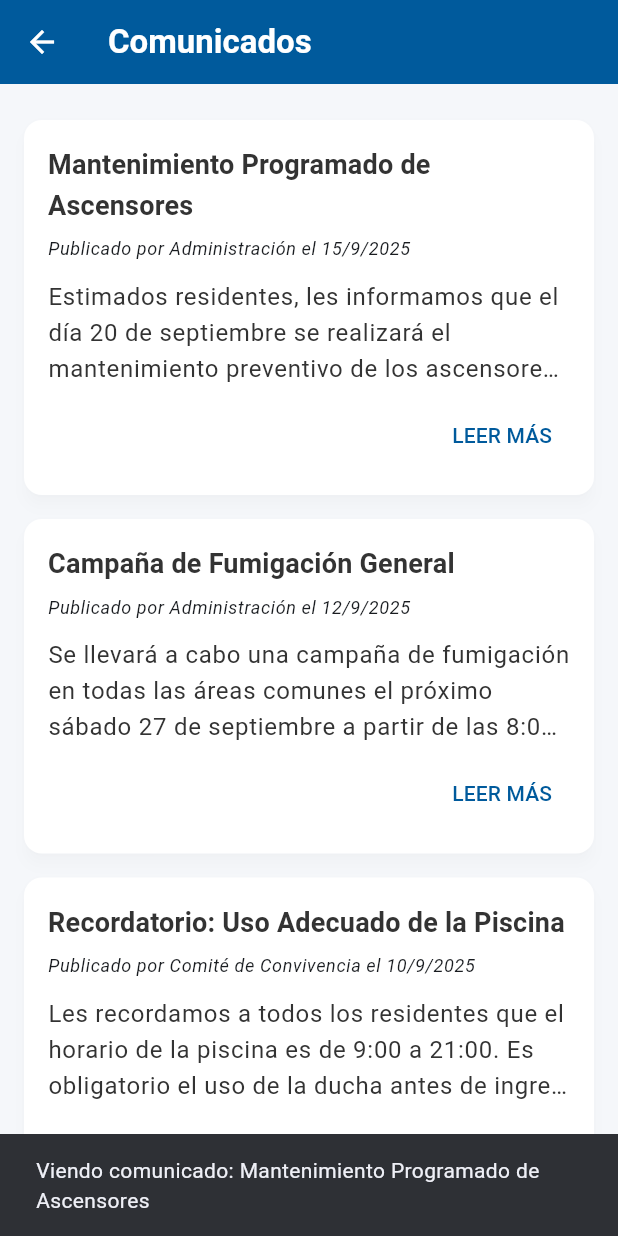
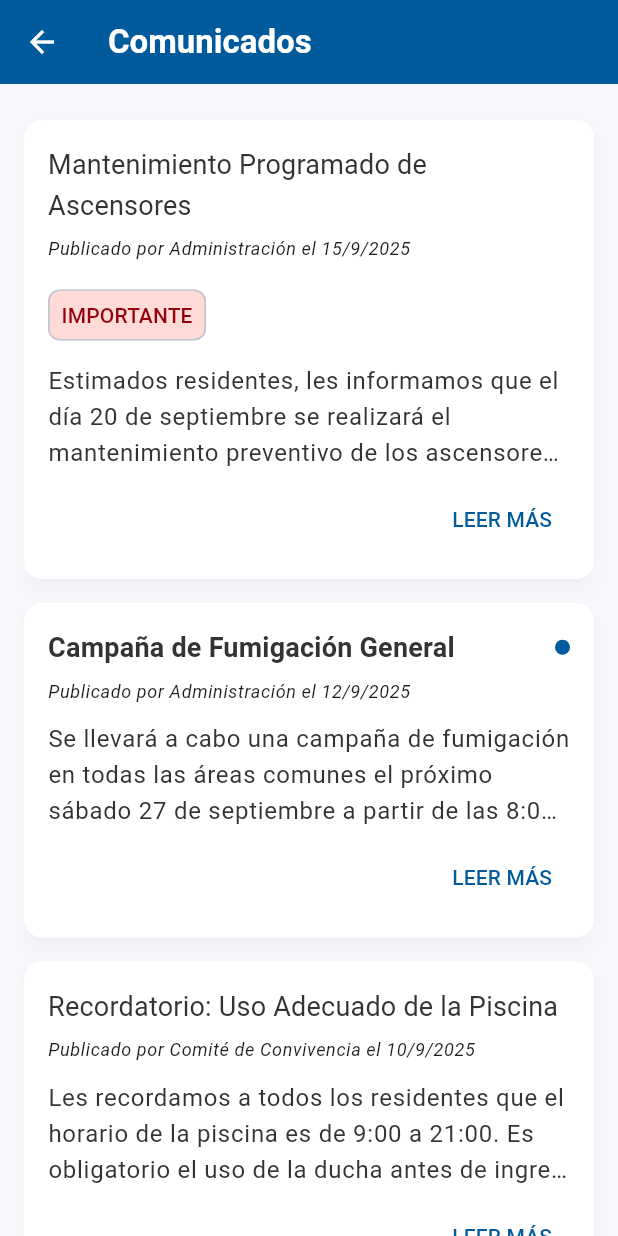
Before and after one commit to davidgarciacaballero0-dot/smart-condominious-si2, a Flutter app: the CommunicationsPage screen opened directly, after a tap on "LEER MÁS", on a phone screen of 412 x 824 dp. Run offline on Flutter 3.47's test engine with Material 3 defaults, Android fonts, the phone set to English and light mode, and no system bars; our stand-ins replace table_calendar.

Commit message:
feat: Desarrolla UI del módulo de comunicados con estados

```diff
--- a/app/lib/communications_page.dart
+++ b/app/lib/communications_page.dart
@@ -1,5 +1,6 @@
 import 'package:flutter/material.dart';
-import '../models/announcement_model.dart'; // <-- 1. Importamos nuestro nuevo modelo
+
+import '../models/announcement_model.dart';
 
 class CommunicationsPage extends StatefulWidget {
   const CommunicationsPage({super.key});
@@ -9,7 +10,7 @@ class CommunicationsPage extends StatefulWidget {
 }
 
 class _CommunicationsPageState extends State<CommunicationsPage> {
-  // --- 2. CREAMOS NUESTRA LISTA DE DATOS DE PRUEBA ---
+  // --- DATOS DE PRUEBA ACTUALIZADOS CON LOS NUEVOS ESTADOS ---
   final List<Announcement> _announcements = [
     Announcement(
       id: '1',
@@ -18,6 +19,8 @@ class _CommunicationsPageState extends State<CommunicationsPage> {
           'Estimados residentes, les informamos que el día 20 de septiembre se realizará el mantenimiento preventivo de los ascensores de la Torre A. El servicio estará suspendido de 9:00 a 13:00. Agradecemos su comprensión.',
       date: DateTime(2025, 9, 15),
       author: 'Administración',
+      isImportant: true, // Marcado como importante
+      isRead: false,
     ),
     Announcement(
       id: '2',
@@ -26,6 +29,7 @@ class _CommunicationsPageState extends State<CommunicationsPage> {
           'Se llevará a cabo una campaña de fumigación en todas las áreas comunes el próximo sábado 27 de septiembre a partir de las 8:00. Se recomienda mantener ventanas cerradas durante el proceso.',
       date: DateTime(2025, 9, 12),
       author: 'Administración',
+      isRead: false,
     ),
     Announcement(
       id: '3',
@@ -34,8 +38,16 @@ class _CommunicationsPageState extends State<CommunicationsPage> {
           'Les recordamos a todos los residentes que el horario de la piscina es de 9:00 a 21:00. Es obligatorio el uso de la ducha antes de ingresar. Por favor, sigamos las normas para el disfrute de todos.',
       date: DateTime(2025, 9, 10),
       author: 'Comité de Convivencia',
+      isRead: true, // Marcado como ya leído
     ),
   ];
+
+  void _markAsRead(String id) {
+    setState(() {
+      final announcement = _announcements.firstWhere((a) => a.id == id);
+      announcement.isRead = true;
+    });
+  }
 
   @override
   Widget build(BuildContext context) {
@@ -43,28 +55,40 @@ class _CommunicationsPageState extends State<CommunicationsPage> {
       appBar: AppBar(
         title: const Text('Comunicados'),
       ),
-      // --- 3. CONSTRUIMOS LA LISTA VISUAL ---
       body: ListView.builder(
         padding: const EdgeInsets.all(16.0),
         itemCount: _announcements.length,
         itemBuilder: (context, index) {
           final announcement = _announcements[index];
-          return AnnouncementCard(announcement: announcement);
+          return AnnouncementCard(
+            announcement: announcement,
+            onReadMore: () => _markAsRead(announcement.id),
+          );
         },
       ),
     );
   }
 }
 
-// --- 4. WIDGET REUTILIZABLE PARA CADA COMUNICADO ---
 class AnnouncementCard extends StatelessWidget {
   final Announcement announcement;
+  final VoidCallback onReadMore;
 
-  const AnnouncementCard({super.key, required this.announcement});
+  const AnnouncementCard({
+    super.key,
+    required this.announcement,
+    required this.onReadMore,
+  });
 
   @override
   Widget build(BuildContext context) {
     final textTheme = Theme.of(context).textTheme;
+    final colorScheme = Theme.of(context).colorScheme;
+
+    // --- LÓGICA VISUAL PARA LOS ESTADOS ---
+    final titleStyle = textTheme.titleMedium?.copyWith(
+      fontWeight: announcement.isRead ? FontWeight.normal : FontWeight.bold,
+    );
 
     return Card(
       child: Padding(
@@ -72,11 +96,24 @@ class AnnouncementCard extends StatelessWidget {
         child: Column(
           crossAxisAlignment: CrossAxisAlignment.start,
           children: [
-            // Título del comunicado
-            Text(
-              announcement.title,
-              style:
-                  textTheme.titleMedium?.copyWith(fontWeight: FontWeight.bold),
+            Row(
+              mainAxisAlignment: MainAxisAlignment.spaceBetween,
+              children: [
+                // Título del comunicado
+                Expanded(
+                  child: Text(announcement.title, style: titleStyle),
+                ),
+                // Indicador de "Sin Leer"
+                if (!announcement.isRead)
+                  Container(
+                    width: 10,
+                    height: 10,
+                    decoration: BoxDecoration(
+                      color: colorScheme.primary,
+                      shape: BoxShape.circle,
+                    ),
+                  ),
+              ],
             ),
             const SizedBox(height: 8.0),
             // Autor y Fecha
@@ -85,13 +122,23 @@ class AnnouncementCard extends StatelessWidget {
               style: textTheme.bodySmall?.copyWith(fontStyle: FontStyle.italic),
             ),
             const SizedBox(height: 12.0),
+            // Etiqueta de "Importante"
+            if (announcement.isImportant)
+              Padding(
+                padding: const EdgeInsets.only(bottom: 8.0),
+                child: Chip(
+                  label: const Text('IMPORTANTE'),
+                  backgroundColor: colorScheme.errorContainer,
+                  labelStyle: TextStyle(color: colorScheme.onErrorContainer),
+                  padding: EdgeInsets.zero,
+                ),
+              ),
             // Contenido del comunicado
             Text(
               announcement.content,
               style: textTheme.bodyLarge,
-              maxLines: 3, // Mostramos solo un extracto
-              overflow:
-                  TextOverflow.ellipsis, // Añade "..." si el texto es muy largo
+              maxLines: 3,
+              overflow: TextOverflow.ellipsis,
             ),
             const SizedBox(height: 8.0),
             // Botón para leer más
@@ -99,11 +146,7 @@ class AnnouncementCard extends StatelessWidget {
               alignment: Alignment.centerRight,
               child: TextButton(
                 onPressed: () {
-                  ScaffoldMessenger.of(context).showSnackBar(
-                    SnackBar(
-                        content:
-                            Text('Viendo comunicado: ${announcement.title}')),
-                  );
+                  onReadMore(); // Llama a la función para marcar como leído
                 },
                 child: const Text('LEER MÁS'),
               ),
--- a/app/lib/dashboard_page.dart
+++ b/app/lib/dashboard_page.dart
@@ -1,7 +1,9 @@
 import 'package:flutter/material.dart';
 
+// 1. IMPORTA TODAS LAS PÁGINAS QUE USAMOS
 import 'finances_page.dart';
 import 'reservations_page.dart';
+import 'communications_page.dart';
 import 'login_page.dart';
 
 class DashboardPage extends StatelessWidget {
@@ -80,22 +82,7 @@ class DashboardPage extends StatelessWidget {
   }
 }
 
-class CommunicationsPage extends StatelessWidget {
-  const CommunicationsPage({super.key});
-
-  @override
-  Widget build(BuildContext context) {
-    return Scaffold(
-      appBar: AppBar(
-        title: const Text('Comunicados'),
-      ),
-      body: const Center(
-        child: Text('Página de Comunicados'),
-      ),
-    );
-  }
-}
-
+// Widget reutilizable para las tarjetas del Dashboard
 class DashboardCard extends StatelessWidget {
   const DashboardCard({
     super.key,
--- a/app/lib/models/announcement_model.dart
+++ b/app/lib/models/announcement_model.dart
@@ -3,13 +3,17 @@ class Announcement {
   final String title;
   final String content;
   final DateTime date;
-  final String author; // Quién publicó el comunicado (ej. "Administración")
+  final String author;
+  bool isImportant; // Si es un comunicado prioritario
+  bool isRead; // Si el usuario ya lo leyó
 
-  const Announcement({
+  Announcement({
     required this.id,
     required this.title,
     required this.content,
     required this.date,
     required this.author,
+    this.isImportant = false, // Por defecto, no es importante
+    this.isRead = false, // Por defecto, no está leído
   });
 }
```
